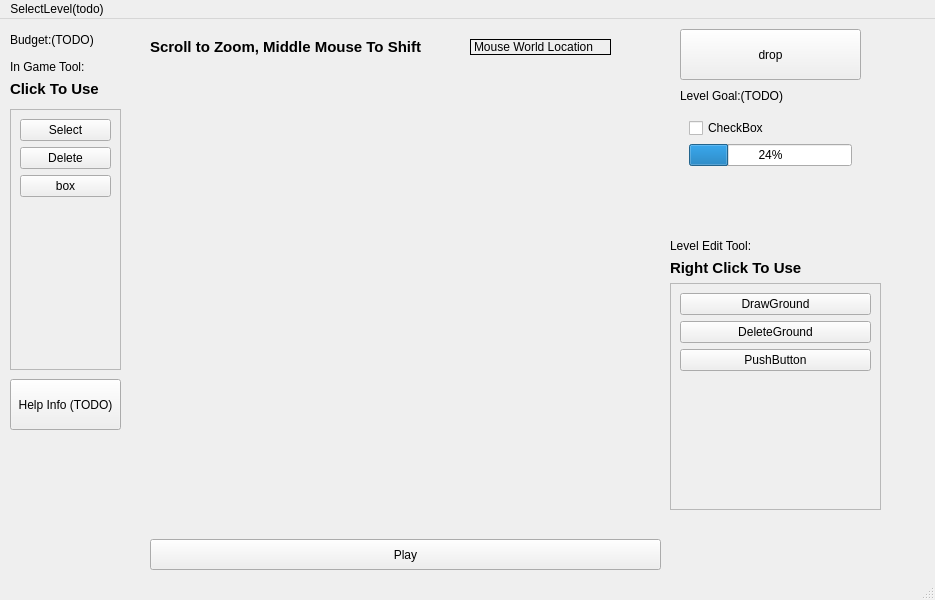
This is MainWindow.ui in LTY0YZL/Bridge-Simulator as Qt 5 draws it before an edit. The edited form follows.
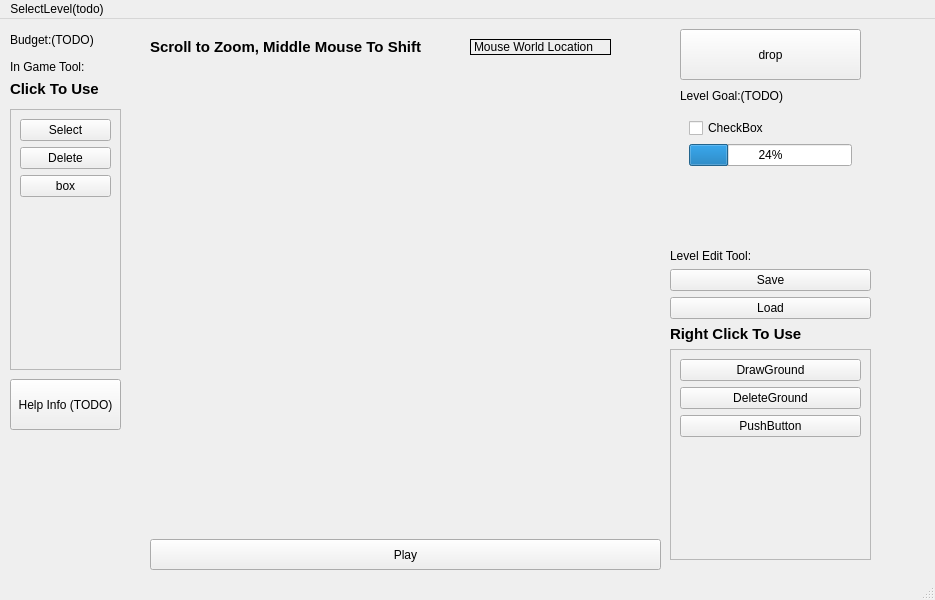
This is the edited form.

Diff of the .ui file:
```diff
--- a/MainWindow.ui
+++ b/MainWindow.ui
@@ -207,7 +207,7 @@
      <string>Help Info (TODO)</string>
     </property>
    </widget>
-   <widget class="QWidget" name="">
+   <widget class="QWidget" name="layoutWidget">
     <property name="geometry">
      <rect>
       <x>680</x>
@@ -259,13 +259,13 @@
      </item>
     </layout>
    </widget>
-   <widget class="QWidget" name="">
+   <widget class="QWidget" name="layoutWidget">
     <property name="geometry">
      <rect>
       <x>670</x>
-      <y>220</y>
-      <width>211</width>
-      <height>271</height>
+      <y>230</y>
+      <width>201</width>
+      <height>311</height>
      </rect>
     </property>
     <layout class="QVBoxLayout" name="verticalLayout_5">
@@ -278,6 +278,20 @@
          </property>
         </widget>
        </item>
+       <item>
+        <widget class="QPushButton" name="saveButton">
+         <property name="text">
+          <string>Save</string>
+         </property>
+        </widget>
+       </item>
+       <item>
+        <widget class="QPushButton" name="loadButton">
+         <property name="text">
+          <string>Load</string>
+         </property>
+        </widget>
+       </item>
        <item>
         <widget class="QLabel" name="label_3">
          <property name="font">
@@ -303,8 +317,8 @@
          <rect>
           <x>0</x>
           <y>0</y>
-          <width>207</width>
-          <height>219</height>
+          <width>197</width>
+          <height>175</height>
          </rect>
         </property>
         <layout class="QGridLayout" name="gridLayout">
```
Left out of the diff: 6 changed lines with no effect on the pictures.
